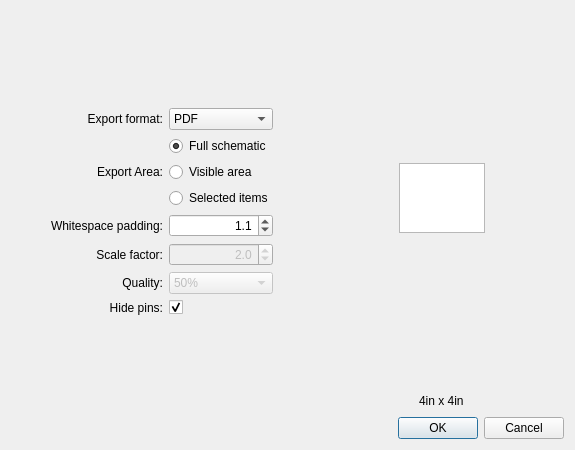
Qt form src/gui/ycircuit_exportWindow.ui (mclaughlinconnor/ycircuit) before a commit.
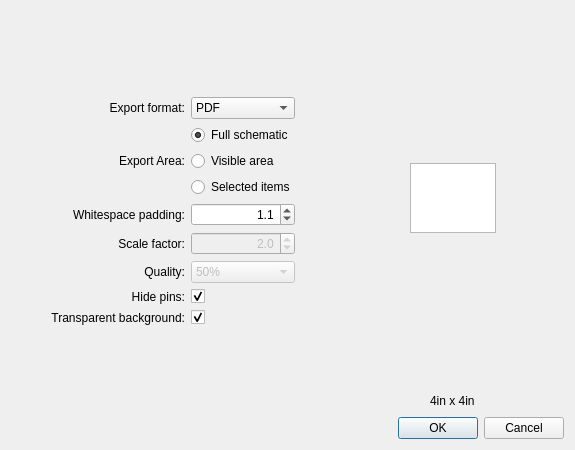
The same form after that commit. Custom widgets are drawn as their Qt base class.

Commit message:
Add transparent background option to export
This only works when the exported format is PNG or TIFF. At least on
Linux systems, this sometimes gives outputs with distorted backgrounds.
Needs further testing.

Patch:
```diff
--- a/src/gui/ycircuit_exportWindow.ui
+++ b/src/gui/ycircuit_exportWindow.ui
@@ -355,6 +355,38 @@
              </item>
             </layout>
            </item>
+           <item row="6" column="0">
+            <widget class="QLabel" name="label_8">
+             <property name="toolTip">
+              <string>Hide the pins on symbols during export.</string>
+             </property>
+             <property name="text">
+              <string>Transparent background:</string>
+             </property>
+             <property name="alignment">
+              <set>Qt::AlignRight|Qt::AlignTrailing|Qt::AlignVCenter</set>
+             </property>
+            </widget>
+           </item>
+           <item row="6" column="1">
+            <widget class="QCheckBox" name="checkBox_transparentBackground">
+             <property name="enabled">
+              <bool>true</bool>
+             </property>
+             <property name="toolTip">
+              <string>Make the background transparent (only takes effect when the export format is PNG or TIFF). Note that SVG only exports with transparent backgrounds.</string>
+             </property>
+             <property name="layoutDirection">
+              <enum>Qt::LeftToRight</enum>
+             </property>
+             <property name="text">
+              <string/>
+             </property>
+             <property name="checked">
+              <bool>true</bool>
+             </property>
+            </widget>
+           </item>
           </layout>
          </item>
          <item>
```
The commit also changes 3 other files.
